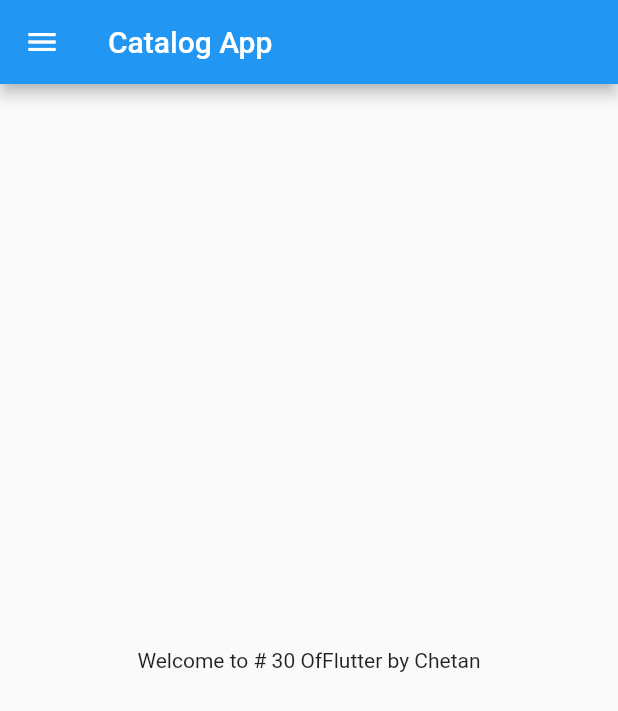
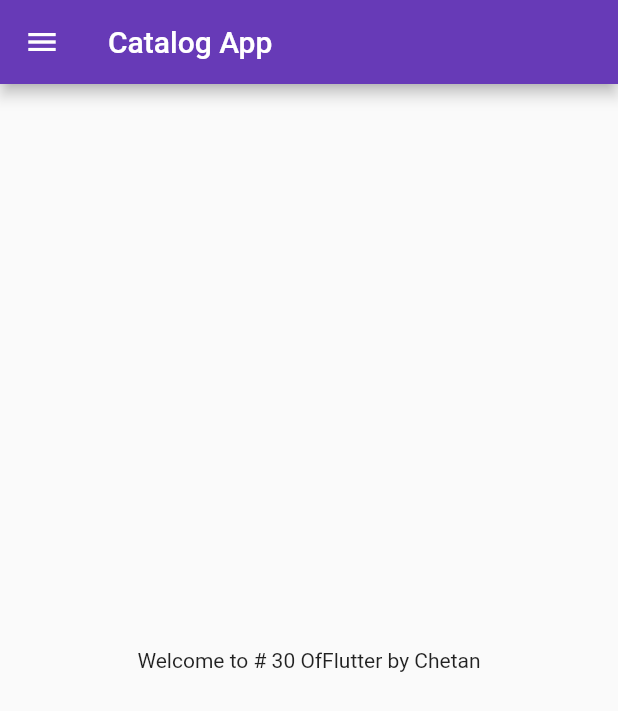
Before and after one commit to ShindeChetan/30DaysOfFlutter, a Flutter app: the screen it shows after launch, on a phone screen of 412 x 824 dp. Shown: the top 711 px of the screen. Run offline on Flutter 3.47's test engine with Material 2 defaults, Android fonts, the phone set to English and light mode, and no system bars.

Commit message:
Day3 completed

```diff
--- a/lib/main.dart
+++ b/lib/main.dart
@@ -1,5 +1,6 @@
 import 'package:flutter/material.dart';
-import 'package:flutter_catalog/home_page.dart';
+import 'package:flutter_catalog/pages/home_page.dart';
+import 'package:flutter_catalog/pages/login_page.dart';
 
 void main() {
   runApp(MyApp());
@@ -10,7 +11,6 @@ class MyApp extends StatelessWidget {
 
   @override
   Widget build(BuildContext context) {
-
     // //double pi = 3.14;
     // bool isMale = true;
     // num temp = 30.5;
@@ -19,7 +19,16 @@ class MyApp extends StatelessWidget {
     // const pi = 3.14;
 
     return MaterialApp(
-      home: HomePage(),
+      //home: HomePage(),
+      themeMode: ThemeMode.light,
+      theme: ThemeData(primarySwatch: Colors.deepPurple),
+      //darkTheme: ThemeData(brightness: Brightness.dark),
+      initialRoute: "/home",
+      routes: {
+        "/": (context) => LoginPage(),
+        "/home": (context) => HomePage(),
+        "/login": (context) => LoginPage(),
+      },
     );
   }
 }
```
Also changed, not shown: lib/pages/login_page.dart (added, +19 -0 lines), lib/pages/home_page.dart (renamed from lib/home_page.dart).
